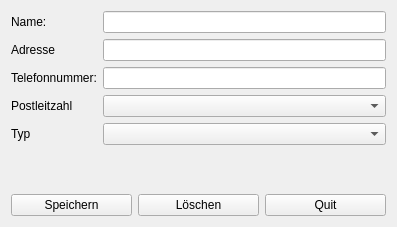
First picture: the form in mitglied/mitglieddialog.ui, repository pmgyambol/rowingclub, before the edit.
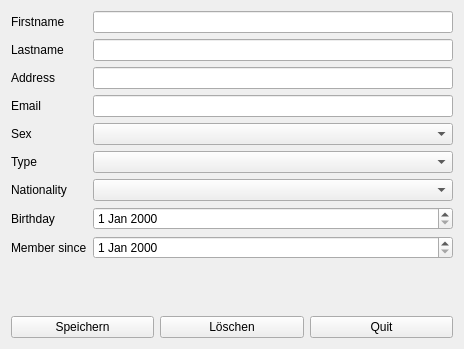
Second picture: the form after the edit.

```diff
--- a/mitglied/mitglieddialog.ui
+++ b/mitglied/mitglieddialog.ui
@@ -6,8 +6,8 @@
    <rect>
     <x>0</x>
     <y>0</y>
-    <width>397</width>
-    <height>227</height>
+    <width>464</width>
+    <height>349</height>
    </rect>
   </property>
   <property name="windowTitle">
@@ -19,7 +19,7 @@
      <item row="0" column="0">
       <widget class="QLabel" name="nameLabel">
        <property name="text">
-        <string>Name:</string>
+        <string>Firstname</string>
        </property>
       </widget>
      </item>
@@ -29,7 +29,7 @@
      <item row="1" column="0">
       <widget class="QLabel" name="adresseLabel">
        <property name="text">
-        <string>Adresse</string>
+        <string>Lastname</string>
        </property>
       </widget>
      </item>
@@ -39,7 +39,7 @@
      <item row="2" column="0">
       <widget class="QLabel" name="telefonnummerLabel">
        <property name="text">
-        <string>Telefonnummer:</string>
+        <string>Address</string>
        </property>
       </widget>
      </item>
@@ -49,20 +49,60 @@
      <item row="3" column="0">
       <widget class="QLabel" name="postleitzahlLabel">
        <property name="text">
-        <string>Postleitzahl</string>
+        <string>Email</string>
        </property>
       </widget>
      </item>
-     <item row="3" column="1">
-      <widget class="QComboBox" name="postleitzahlComboBox"/>
-     </item>
-     <item row="4" column="1">
-      <widget class="QComboBox" name="membertypeComboBox"/>
-     </item>
      <item row="4" column="0">
       <widget class="QLabel" name="label">
        <property name="text">
-        <string>Typ</string>
+        <string>Sex</string>
+       </property>
+      </widget>
+     </item>
+     <item row="4" column="1">
+      <widget class="QComboBox" name="sexComboBox"/>
+     </item>
+     <item row="3" column="1">
+      <widget class="QLineEdit" name="emailLineEdit"/>
+     </item>
+     <item row="5" column="1">
+      <widget class="QComboBox" name="typComboBox"/>
+     </item>
+     <item row="5" column="0">
+      <widget class="QLabel" name="typLabel">
+       <property name="text">
+        <string>Type</string>
+       </property>
+      </widget>
+     </item>
+     <item row="6" column="1">
+      <widget class="QComboBox" name="nationalityComboBox"/>
+     </item>
+     <item row="6" column="0">
+      <widget class="QLabel" name="nationalityLabel">
+       <property name="text">
+        <string>Nationality</string>
+       </property>
+      </widget>
+     </item>
+     <item row="7" column="1">
+      <widget class="QDateEdit" name="birthdayDateEdit"/>
+     </item>
+     <item row="8" column="1">
+      <widget class="QDateEdit" name="membersinceDateEdit"/>
+     </item>
+     <item row="7" column="0">
+      <widget class="QLabel" name="birthdayLabel">
+       <property name="text">
+        <string>Birthday</string>
+       </property>
+      </widget>
+     </item>
+     <item row="8" column="0">
+      <widget class="QLabel" name="membersiceLabel">
+       <property name="text">
+        <string>Member since</string>
        </property>
       </widget>
      </item>
```
Left out of the diff: 16 changed lines with no effect on the pictures.
